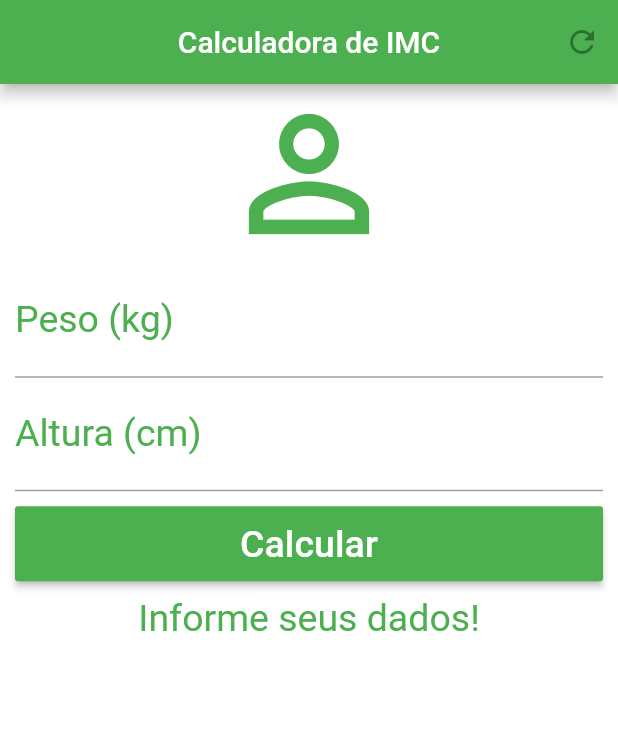
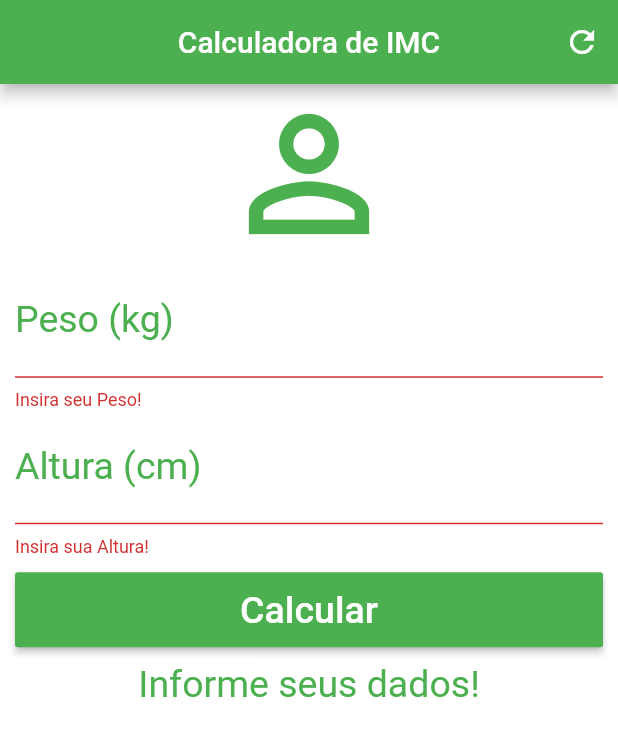
Before and after one commit to gotasdelimao/gdl_flutter_calculadora_imc, a Flutter app: the screen it shows after launch, after a tap on "Calcular", on a phone screen of 412 x 824 dp. Shown: the top 736 px of the screen. Run offline on Flutter 3.47's test engine with Material 2 defaults, Android fonts, the phone set to English and light mode, and no system bars.

```diff
--- a/lib/main.dart
+++ b/lib/main.dart
@@ -30,6 +30,9 @@ class _MyHomePageState extends State<MyHomePage> {
   int _counter = 0;
   TextEditingController weightEC = TextEditingController();
   TextEditingController heightEC = TextEditingController();
+
+  final _formKey = GlobalKey<FormState>();
+
   String _infoText = "Informe seus dados!";
 
   void _resetFields() {
@@ -37,10 +40,10 @@ class _MyHomePageState extends State<MyHomePage> {
       weightEC.text = "";
       heightEC.text = "";
       _infoText = "Informe seus dados!";
-    });10
+    });
   }
 
-  void calculate() {
+  void _calculate() {
     setState(() {
       double weight = double.parse(weightEC.text);
       double height = double.parse(heightEC.text) / 100;
@@ -86,6 +89,8 @@ class _MyHomePageState extends State<MyHomePage> {
       backgroundColor: Colors.white,
       body: SingleChildScrollView( //permite que a tela role sob o teclado
         padding: EdgeInsets.fromLTRB(10.0, 0.0, 10.00, 0.0),
+        child: Form(
+          key: _formKey,
           child: Column(
             crossAxisAlignment: CrossAxisAlignment.stretch,
             children: <Widget>[
@@ -93,8 +98,14 @@ class _MyHomePageState extends State<MyHomePage> {
                   size: 120.0,
                   color: Colors.green
               ),
-            TextField( //PESO
+              TextFormField( //PESO
                 controller: weightEC,
+                validator: (value) {
+                  if (value.isEmpty) {
+                    return "Insira seu Peso!";
+                  }
+                  return null;
+                },
                 keyboardType: TextInputType.number,
                 decoration: InputDecoration(
                   labelText: "Peso (kg)",
@@ -106,8 +117,14 @@ class _MyHomePageState extends State<MyHomePage> {
                   fontSize: 25.0,
                 ),
               ),
-            TextField( //ALTURA
+              TextFormField( //ALTURA
                 controller: heightEC,
+                validator: (value) {
+                  if (value.isEmpty) {
+                  return "Insira sua Altura!";
+                  }
+                    return null;
+                },
                 keyboardType: TextInputType.number,
                 decoration: InputDecoration(
                   labelText: "Altura (cm)",
@@ -127,7 +144,11 @@ class _MyHomePageState extends State<MyHomePage> {
                 child: Container(
                   height: 50.0,
                   child: RaisedButton(
-                  onPressed: calculate,
+                    onPressed: () {
+                      if (_formKey.currentState.validate()) {
+                        _calculate();
+                      }
+                    },
                     child: Text("Calcular",
                       style: TextStyle(
                           color: Colors.white,
@@ -147,6 +168,7 @@ class _MyHomePageState extends State<MyHomePage> {
             ],
           ),
         ),
+      ),
     );
   }
 }
```
Lines whose indentation alone changed are shown as unchanged.
